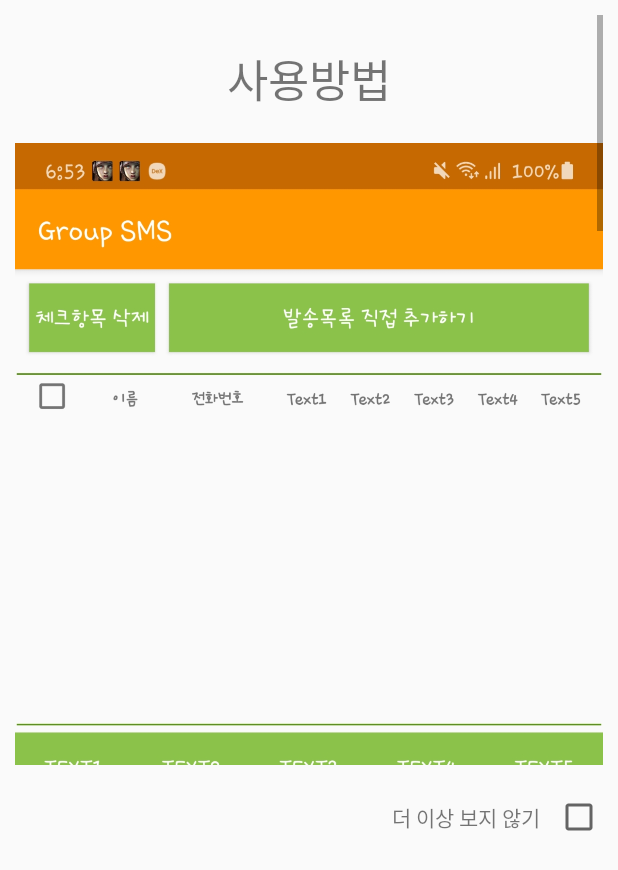
After one commit to vitamincarrot/GroupSMS, an Android app: the layout activity_help_popup.xml on its own in the app's theme, with its tools: preview values and no code run, on a phone screen of 412 x 824 dp. The commit adds this screen. Shown: the top 870 px of the screen. Run offline under Robolectric (Android 15) with nearby library versions, the phone set to English and light mode, and no system bars.

Commit message:
1.도움말 팝업창 테스트

```diff
--- a/app/src/main/AndroidManifest.xml
+++ b/app/src/main/AndroidManifest.xml
@@ -11,7 +11,11 @@
         android:roundIcon="@mipmap/ic_launcher_round"
         android:supportsRtl="true"
         android:theme="@style/AppTheme">
+        <activity
+            android:name=".HelpPopupActivity"
+            android:theme="@android:style/Theme.Dialog">
 
+        </activity>
         <activity
             android:name=".MainActivity"
             android:screenOrientation="portrait"
@@ -22,10 +26,10 @@
                 <category android:name="android.intent.category.LAUNCHER" />
             </intent-filter>
         </activity>
+
         <meta-data
             android:name="com.google.android.gms.ads.APPLICATION_ID"
             android:value="ca-app-pub-8572963075903678~2295825462" />
     </application>
 
-
 </manifest>
--- /dev/null
+++ b/app/src/main/res/layout/activity_help_popup.xml
@@ -0,0 +1,70 @@
+<?xml version="1.0" encoding="utf-8"?>
+<LinearLayout xmlns:android="http://schemas.android.com/apk/res/android"
+    xmlns:app="http://schemas.android.com/apk/res-auto"
+    xmlns:tools="http://schemas.android.com/tools"
+    android:layout_width="match_parent"
+    android:layout_height="match_parent"
+    android:orientation="vertical">
+
+    <ScrollView
+        android:id="@+id/scrollView2"
+        android:layout_width="match_parent"
+        android:layout_height="500dp"
+        tools:layout_editor_absoluteX="1dp"
+        android:layout_margin="10dp">
+
+        <LinearLayout
+            android:layout_width="match_parent"
+            android:layout_height="wrap_content"
+            android:orientation="vertical">
+
+            <TextView
+                android:layout_width="match_parent"
+                android:layout_height="wrap_content"
+                android:text="사용방법"
+                android:textSize="30sp"
+                android:textAlignment="center"
+                android:gravity="center_horizontal"
+                android:layout_margin="20dp"/>
+
+            <ImageView
+                android:layout_width="match_parent"
+                android:layout_height="wrap_content"
+                android:adjustViewBounds="true"
+                android:src="@drawable/screenshot_2" />
+
+            <ImageView
+                android:layout_width="match_parent"
+                android:layout_height="wrap_content"
+                android:src="@drawable/screenshot_3"
+                android:adjustViewBounds="true"/>
+
+        </LinearLayout>
+    </ScrollView>
+
+    <LinearLayout
+        android:id="@+id/linearLayout6"
+        android:layout_width="match_parent"
+        android:layout_height="50dp"
+        android:orientation="horizontal"
+        android:gravity="end">
+
+
+            <TextView
+                android:layout_width="wrap_content"
+                android:layout_height="match_parent"
+                android:text="더 이상 보지 않기"
+                android:textAlignment="textEnd"
+                android:gravity="end|center_vertical"
+                android:layout_marginRight="10dp"/>
+
+            <CheckBox
+                android:id="@+id/dontViewHelp"
+                android:layout_width="wrap_content"
+                android:layout_height="match_parent"
+                android:layout_marginRight="10dp"/>
+
+
+    </LinearLayout>
+
+</LinearLayout>
--- a/app/src/main/res/layout/activity_main.xml
+++ b/app/src/main/res/layout/activity_main.xml
@@ -38,6 +38,11 @@
             app:layout_constraintTop_toTopOf="parent" />
 
 
+        <Button
+            android:id="@+id/helpBtn"
+            android:layout_width="wrap_content"
+            android:layout_height="wrap_content"
+            android:text="도움말"/>
     </LinearLayout>
 
     <LinearLayout
```
Also changed, not shown: app/src/main/java/com/example/groupsms/HelpPopupActivity.java (added, +17 -0 lines), app/src/main/java/com/example/groupsms/MainActivity.java (+21 -1 lines), app/src/main/res/drawable-v24/screenshot_1.jpg (added), app/src/main/res/drawable-v24/screenshot_10.jpg (added), app/src/main/res/drawable-v24/screenshot_2.jpg (added), app/src/main/res/drawable-v24/screenshot_3.jpg (added), app/src/main/res/drawable-v24/screenshot_4.jpg (added), app/src/main/res/drawable-v24/screenshot_5.jpg (added), app/src/main/res/drawable-v24/screenshot_6.jpg (added), app/src/main/res/drawable-v24/screenshot_7.jpg (added), app/src/main/res/drawable-v24/screenshot_8.jpg (added).
